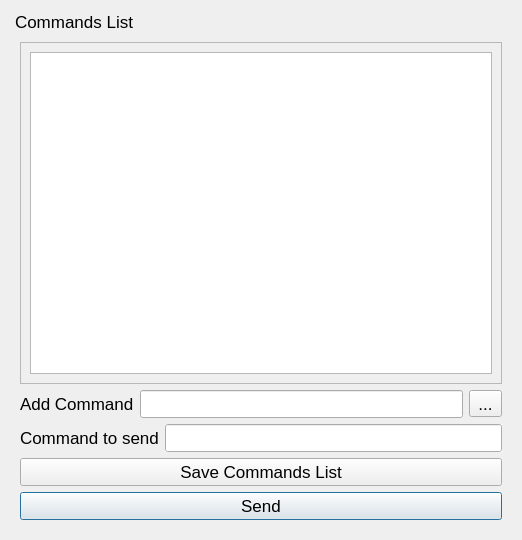
This is assets/UI/send_Command.ui in FathiMahdi/ZoulTerm as Qt 5 draws it before an edit. The edited form follows.
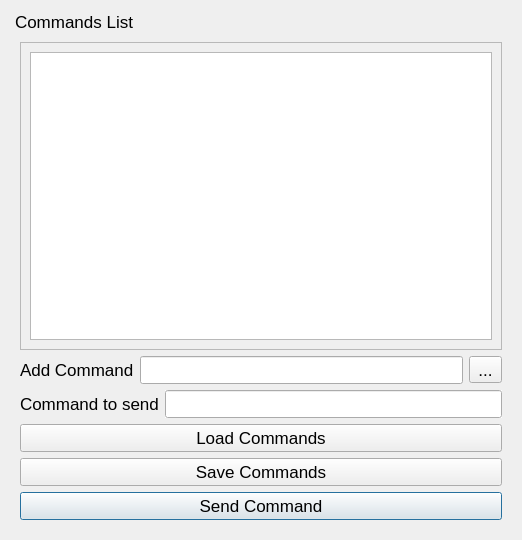
This is the edited form. Icons and pictures are not drawn.

Commit message: fixing command backend

Diff of the .ui file:
```diff
--- a/assets/UI/send_Command.ui
+++ b/assets/UI/send_Command.ui
@@ -79,7 +79,7 @@
             <x>0</x>
             <y>0</y>
             <width>484</width>
-            <height>331</height>
+            <height>293</height>
            </rect>
           </property>
           <layout class="QGridLayout" name="gridLayout">
@@ -97,23 +97,6 @@
          </widget>
         </widget>
        </item>
-       <item row="4" column="0">
-        <widget class="QPushButton" name="pushButton_send_at_command">
-         <property name="cursor">
-          <cursorShape>PointingHandCursor</cursorShape>
-         </property>
-         <property name="autoFillBackground">
-          <bool>true</bool>
-         </property>
-         <property name="text">
-          <string>Send</string>
-         </property>
-         <property name="icon">
-          <iconset resource="../../ZoulTerm.qrc">
-           <normaloff>:/resources/assets/icons/forward_alt.png</normaloff>:/resources/assets/icons/forward_alt.png</iconset>
-         </property>
-        </widget>
-       </item>
        <item row="2" column="0">
         <layout class="QGridLayout" name="gridLayout_5">
          <item row="0" column="0">
@@ -148,6 +131,12 @@
               <iconset resource="../../ZoulTerm.qrc">
                <normaloff>:/resources/assets/icons/new doc.png</normaloff>:/resources/assets/icons/new doc.png</iconset>
              </property>
+             <property name="iconSize">
+              <size>
+               <width>24</width>
+               <height>24</height>
+              </size>
+             </property>
             </widget>
            </item>
           </layout>
@@ -184,14 +173,66 @@
          </item>
         </layout>
        </item>
-       <item row="3" column="0">
+       <item row="5" column="0">
+        <widget class="QPushButton" name="pushButton_send_at_command">
+         <property name="cursor">
+          <cursorShape>PointingHandCursor</cursorShape>
+         </property>
+         <property name="autoFillBackground">
+          <bool>true</bool>
+         </property>
+         <property name="text">
+          <string>Send Command</string>
+         </property>
+         <property name="icon">
+          <iconset resource="../../ZoulTerm.qrc">
+           <normaloff>:/resources/assets/icons/copy doc.png</normaloff>:/resources/assets/icons/copy doc.png</iconset>
+         </property>
+         <property name="iconSize">
+          <size>
+           <width>24</width>
+           <height>24</height>
+          </size>
+         </property>
+        </widget>
+       </item>
+       <item row="4" column="0">
         <widget class="QPushButton" name="pushButton_save_command_list">
+         <property name="autoFillBackground">
+          <bool>true</bool>
+         </property>
          <property name="text">
-          <string>Save Commands List</string>
+          <string>Save Commands</string>
          </property>
          <property name="icon">
           <iconset resource="../../ZoulTerm.qrc">
-           <normaloff>:/resources/assets/icons/open alt.png</normaloff>:/resources/assets/icons/open alt.png</iconset>
+           <normaloff>:/resources/assets/icons/save.png</normaloff>:/resources/assets/icons/save.png</iconset>
+         </property>
+         <property name="iconSize">
+          <size>
+           <width>24</width>
+           <height>24</height>
+          </size>
+         </property>
+        </widget>
+       </item>
+       <item row="3" column="0">
+        <widget class="QPushButton" name="pushButton_load_command_list">
+         <property name="autoFillBackground">
+          <bool>true</bool>
+         </property>
+         <property name="text">
+          <string>Load Commands</string>
+         </property>
+         <property name="icon">
+          <iconset resource="../../ZoulTerm.qrc">
+           <normaloff>:/resources/assets/icons/forward.png</normaloff>:/resources/assets/icons/forward.png</iconset>
+         </property>
+         <property name="iconSize">
+          <size>
+           <width>24</width>
+           <height>24</height>
+          </size>
          </property>
         </widget>
        </item>
```
The commit also changes 3 other files.
